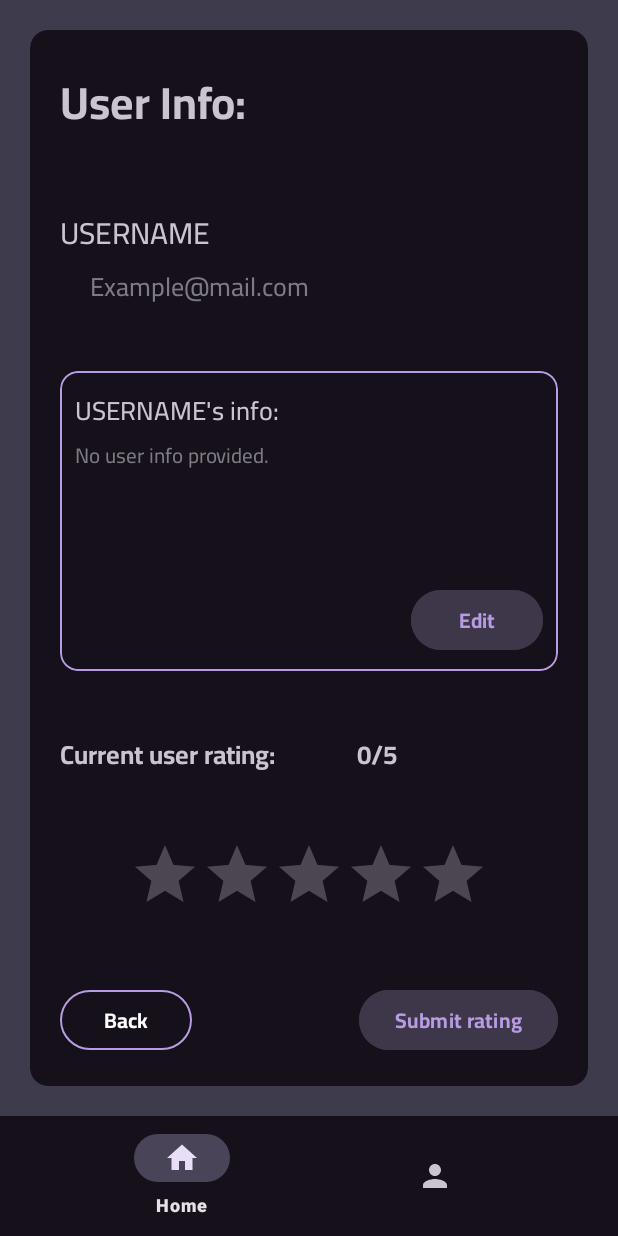
After one commit to 50t0r25/RiiDE-prototype, an Android app: the fragment UserInfoFragment placed in its activity, on a phone screen of 412 x 824 dp. The commit adds this screen. Run offline under Robolectric (Android 15) with nearby library versions, the phone set to English and light mode, and no system bars; our stand-ins replace Firebase (no records; nobody signed in at launch, a user with empty details on screens opened directly); 3 statements that could not run were skipped.

Commit message:
Added a user info fragment that shows when usernames are clicked. note: still has no functionality

```diff
--- a/app/src/main/java/com/ryantest/prototype01/DisplayPassengersFragment.kt
+++ b/app/src/main/java/com/ryantest/prototype01/DisplayPassengersFragment.kt
@@ -35,7 +35,8 @@ class DisplayPassengersFragment(private val tripID: String) : Fragment(R.layout.
         // Will be used inside the adapter as a click listener to load X passenger's profile
         fun onListItemClick(position: Int) {
             // TODO: Load passenger's profile
-            // (activity as MainActivity).replaceCurrentFragment(UserInfoFragment(passengersList[position].ID))
+            (activity as MainActivity).replaceCurrentFragment(UserInfoFragment())
+            // passengersList[position].ID
         }
 
         backButton.setOnClickListener {
--- a/app/src/main/java/com/ryantest/prototype01/PassengersAdapter.kt
+++ b/app/src/main/java/com/ryantest/prototype01/PassengersAdapter.kt
@@ -1,5 +1,7 @@
 package com.ryantest.prototype01
 
+import android.text.SpannableString
+import android.text.style.UnderlineSpan
 import android.view.LayoutInflater
 import android.view.ViewGroup
 import androidx.recyclerview.widget.RecyclerView
@@ -19,7 +21,10 @@ class PassengersAdapter(var passengerItems: List<PassengerItem>,private val onIt
     override fun onBindViewHolder(holder: PassengersViewHolder, position: Int) {
         holder.binding.apply {
 
-            passengerNameTv.text = passengerItems[position].username
+            // Display underlined passenger username
+            val usernameSpannableString = SpannableString(passengerItems[position].username)
+            usernameSpannableString.setSpan(UnderlineSpan(), 0, usernameSpannableString.length, 0)
+            passengerNameTv.text = usernameSpannableString
 
             passengerNameTv.setOnClickListener {
                 onItemClicked(position)
--- a/app/src/main/java/com/ryantest/prototype01/TripDetailsFragment.kt
+++ b/app/src/main/java/com/ryantest/prototype01/TripDetailsFragment.kt
@@ -1,6 +1,8 @@
 package com.ryantest.prototype01
 
 import android.os.Bundle
+import android.text.SpannableString
+import android.text.style.UnderlineSpan
 import android.view.View
 import android.widget.Button
 import android.widget.TextView
@@ -109,11 +111,25 @@ class TripDetailsFragment(private val tripID: String) : Fragment(R.layout.fragme
                 destinationTv.text = tripData["destination"].toString()
 
                 // If the user is the driver, adds "(You)" next to their username
+                var newDriverUsername = ""
                 if (isDriver) {
-                    driverUsernameTv.text = driver["username"].toString().plus(" (You)")
+                    newDriverUsername = driver["username"].toString().plus(" (You)")
                 } else {
-                    driverUsernameTv.text = driver["username"].toString()
+                    newDriverUsername = driver["username"].toString()
                 }
+
+                // This spannableString will make the driver's username underlined
+                val usernameSpannableString = SpannableString(newDriverUsername)
+                usernameSpannableString.setSpan(UnderlineSpan(), 0, usernameSpannableString.length, 0)
+                driverUsernameTv.text = usernameSpannableString
+
+                // Set listener to open driver's info when their username is clicked
+                driverUsernameTv.setOnClickListener {
+                    // TODO: Load driver's profile
+                    (activity as MainActivity).replaceCurrentFragment(UserInfoFragment())
+                    // driver["userID"]
+                }
+
                 seatsLeftTv.text = "${(tripData["maxPassengers"].toString().toInt()) - seatsLeft}/${tripData["maxPassengers"]}".plus(seatsFull)
                 priceTv.text = tripData["price"].toString().plus(" DZD")
 
--- /dev/null
+++ b/app/src/main/java/com/ryantest/prototype01/UserInfoFragment.kt
@@ -0,0 +1,14 @@
+package com.ryantest.prototype01
+
+import android.os.Bundle
+import android.view.View
+import androidx.fragment.app.Fragment
+
+class UserInfoFragment : Fragment(R.layout.fragment_user_info) {
+
+    override fun onViewCreated(view: View, savedInstanceState: Bundle?) {
+        super.onViewCreated(view, savedInstanceState)
+
+
+    }
+}
--- /dev/null
+++ b/app/src/main/res/layout/fragment_user_info.xml
@@ -0,0 +1,235 @@
+<?xml version="1.0" encoding="utf-8"?>
+<androidx.constraintlayout.widget.ConstraintLayout xmlns:android="http://schemas.android.com/apk/res/android"
+    xmlns:app="http://schemas.android.com/apk/res-auto"
+    xmlns:tools="http://schemas.android.com/tools"
+    android:layout_width="match_parent"
+    android:layout_height="match_parent"
+    android:padding="20dp">
+
+    <com.google.android.material.card.MaterialCardView
+        style="?attr/materialCardViewFilledStyle"
+        android:layout_width="match_parent"
+        android:layout_height="match_parent"
+        app:cardBackgroundColor="@color/card_bg"
+        tools:layout_editor_absoluteX="20dp"
+        tools:layout_editor_absoluteY="20dp">
+
+        <androidx.constraintlayout.widget.ConstraintLayout
+            android:layout_width="match_parent"
+            android:layout_height="match_parent"
+            android:padding="20dp">
+
+            <TextView
+                android:id="@+id/textView7"
+                android:layout_width="match_parent"
+                android:layout_height="wrap_content"
+                android:fontFamily="@font/cairo_bold"
+                android:text="User Info:"
+                android:textSize="30sp"
+                app:layout_constraintEnd_toEndOf="parent"
+                app:layout_constraintStart_toStartOf="parent"
+                app:layout_constraintTop_toTopOf="parent" />
+
+            <LinearLayout
+                android:id="@+id/linearLayout2"
+                android:layout_width="match_parent"
+                android:layout_height="wrap_content"
+                android:orientation="vertical"
+                app:layout_constraintBottom_toTopOf="@+id/itemTripCard"
+                app:layout_constraintEnd_toEndOf="parent"
+                app:layout_constraintHorizontal_bias="0.5"
+                app:layout_constraintStart_toStartOf="parent"
+                app:layout_constraintTop_toBottomOf="@+id/textView7">
+
+
+                <TextView
+                    android:id="@+id/userInfoUsernameTv"
+                    android:layout_width="match_parent"
+                    android:layout_height="wrap_content"
+                    android:fontFamily="@font/cairo_medium"
+                    android:text="USERNAME"
+                    android:textSize="20sp" />
+
+                <TextView
+                    android:id="@+id/userInfoEmailTv"
+                    android:layout_width="match_parent"
+                    android:layout_height="wrap_content"
+                    android:fontFamily="@font/cairo_medium"
+                    android:paddingStart="20dp"
+                    android:text="Example@mail.com"
+                    android:textColor="@color/secondary_text"
+                    android:textSize="17sp" />
+            </LinearLayout>
+
+            <Button
+                android:id="@+id/UserInfoBackButton"
+                style="?attr/materialButtonOutlinedStyle"
+                android:layout_width="wrap_content"
+                android:layout_height="wrap_content"
+                android:fontFamily="@font/cairo_bold"
+                android:text="Back"
+                android:textColor="@color/white"
+                app:layout_constraintBottom_toBottomOf="parent"
+                app:layout_constraintStart_toStartOf="parent"
+                app:strokeColor="@color/text_color01" />
+
+            <Button
+                android:id="@+id/userInfoSubmitRatingButton"
+                style="@style/Widget.Material3.Button.TonalButton"
+                android:layout_width="wrap_content"
+                android:layout_height="wrap_content"
+                android:backgroundTint="@color/main_button_color"
+                android:fontFamily="@font/cairo_bold"
+                android:text="Submit rating"
+                android:textColor="@color/text_color01"
+                app:layout_constraintBottom_toBottomOf="parent"
+                app:layout_constraintEnd_toEndOf="parent" />
+
+            <RatingBar
+                android:id="@+id/userInfoRatingBar"
+                android:layout_width="wrap_content"
+                android:layout_height="wrap_content"
+                android:contentDescription="User rating bar"
+                android:numStars="5"
+                android:rating="0"
+                app:layout_constraintBottom_toTopOf="@+id/UserInfoBackButton"
+                app:layout_constraintEnd_toEndOf="parent"
+                app:layout_constraintHorizontal_bias="0.5"
+                app:layout_constraintStart_toStartOf="parent"
+                app:layout_constraintTop_toBottomOf="@+id/textView15" />
+
+            <com.google.android.material.card.MaterialCardView
+                android:id="@+id/itemTripCard"
+                android:layout_width="match_parent"
+                android:layout_height="200dp"
+                app:cardBackgroundColor="@color/card_bg"
+                app:layout_constraintBottom_toTopOf="@+id/textView15"
+                app:layout_constraintEnd_toEndOf="parent"
+                app:layout_constraintHeight_percent=".2"
+                app:layout_constraintHorizontal_bias="0.5"
+                app:layout_constraintStart_toStartOf="parent"
+                app:layout_constraintTop_toBottomOf="@+id/linearLayout2"
+                app:strokeColor="@color/text_color01">
+
+                <androidx.constraintlayout.widget.ConstraintLayout
+                    android:layout_width="match_parent"
+                    android:layout_height="match_parent"
+                    android:padding="10dp">
+
+                    <TextView
+                        android:id="@+id/userInfoSmallTitleTv"
+                        android:layout_width="match_parent"
+                        android:layout_height="wrap_content"
+                        android:fontFamily="@font/cairo_medium"
+                        android:text="USERNAME's info:"
+                        android:textSize="17sp"
+                        app:layout_constraintEnd_toEndOf="parent"
+                        app:layout_constraintStart_toStartOf="parent"
+                        app:layout_constraintTop_toTopOf="parent" />
+
+                    <ScrollView
+                        android:id="@+id/scrollView2"
+                        android:layout_width="0dp"
+                        android:layout_height="0dp"
+                        android:layout_marginBottom="10dp"
+                        app:layout_constraintBottom_toTopOf="@+id/constraintLayout6"
+                        app:layout_constraintEnd_toEndOf="parent"
+                        app:layout_constraintStart_toStartOf="parent"
+                        app:layout_constraintTop_toBottomOf="@+id/userInfoSmallTitleTv">
+
+                        <androidx.constraintlayout.widget.ConstraintLayout
+                            android:layout_width="match_parent"
+                            android:layout_height="wrap_content">
+
+                            <TextView
+                                android:id="@+id/userInfoTv"
+                                android:layout_width="0dp"
+                                android:layout_height="wrap_content"
+                                android:fontFamily="@font/cairo_medium"
+                                android:text="No user info provided."
+                                android:textColor="@color/secondary_text"
+                                android:visibility="visible"
+                                app:layout_constraintBottom_toBottomOf="parent"
+                                app:layout_constraintEnd_toEndOf="parent"
+                                app:layout_constraintStart_toStartOf="parent"
+                                app:layout_constraintTop_toTopOf="parent" />
+
+                            <com.google.android.material.textfield.TextInputLayout
+                                style="@style/Widget.MaterialComponents.TextInputLayout.OutlinedBox"
+                                android:layout_width="match_parent"
+                                android:layout_height="wrap_content"
+                                android:visibility="gone"
+                                app:layout_constraintBottom_toBottomOf="parent"
+                                app:layout_constraintEnd_toEndOf="parent"
+                                app:layout_constraintStart_toStartOf="parent"
+                                app:layout_constraintTop_toTopOf="parent">
+
+                                <com.google.android.material.textfield.TextInputEditText
+                                    android:id="@+id/newInfoEt"
+                                    android:layout_width="match_parent"
+                                    android:layout_height="match_parent"
+                                    android:inputType="textMultiLine" />
+
+                            </com.google.android.material.textfield.TextInputLayout>
+
+                        </androidx.constraintlayout.widget.ConstraintLayout>
+                    </ScrollView>
+
+                    <androidx.constraintlayout.widget.ConstraintLayout
+                        android:id="@+id/constraintLayout6"
+                        android:layout_width="match_parent"
+                        android:layout_height="wrap_content"
+                        app:layout_constraintBottom_toBottomOf="parent"
+                        app:layout_constraintEnd_toEndOf="parent"
+                        app:layout_constraintStart_toStartOf="parent">
+
+                        <Button
+                            android:id="@+id/editSaveInfoButton"
+                            style="@style/Widget.Material3.Button.TonalButton"
+                            android:layout_width="wrap_content"
+                            android:layout_height="wrap_content"
+                            android:backgroundTint="@color/main_button_color"
+                            android:fontFamily="@font/cairo_bold"
+                            android:text="Edit"
+                            android:textColor="@color/text_color01"
+                            app:layout_constraintBottom_toBottomOf="parent"
+                            app:layout_constraintEnd_toEndOf="parent" />
+
+                    </androidx.constraintlayout.widget.ConstraintLayout>
+
+                </androidx.constraintlayout.widget.ConstraintLayout>
+
+            </com.google.android.material.card.MaterialCardView>
+
+            <TextView
+                android:id="@+id/textView15"
+                android:layout_width="198dp"
+                android:layout_height="wrap_content"
+                android:fontFamily="@font/cairo_bold"
+                android:text="Current user rating:"
+                android:textSize="17sp"
+                app:layout_constraintBottom_toTopOf="@+id/userInfoRatingBar"
+                app:layout_constraintEnd_toStartOf="@+id/userCurrentRatingTv"
+                app:layout_constraintHorizontal_bias="0.5"
+                app:layout_constraintStart_toStartOf="parent"
+                app:layout_constraintTop_toBottomOf="@+id/itemTripCard" />
+
+            <TextView
+                android:id="@+id/userCurrentRatingTv"
+                android:layout_width="0dp"
+                android:layout_height="wrap_content"
+                android:fontFamily="@font/cairo_bold"
+                android:text="0/5"
+                android:textSize="17sp"
+                app:layout_constraintBottom_toBottomOf="@+id/textView15"
+                app:layout_constraintEnd_toEndOf="parent"
+                app:layout_constraintHorizontal_bias="0.5"
+                app:layout_constraintHorizontal_weight="1"
+                app:layout_constraintStart_toEndOf="@+id/textView15"
+                app:layout_constraintTop_toTopOf="@+id/textView15" />
+
+        </androidx.constraintlayout.widget.ConstraintLayout>
+
+    </com.google.android.material.card.MaterialCardView>
+
+</androidx.constraintlayout.widget.ConstraintLayout>
--- a/app/src/main/res/values/colors.xml
+++ b/app/src/main/res/values/colors.xml
@@ -7,6 +7,7 @@
     <color name="teal_700">#FF018786</color>
     <color name="black">#FF000000</color>
     <color name="white">#FFFFFFFF</color>
+    <color name="secondary_text">#7D7A83</color>
     <color name="background_color">#3E3C4C</color>
     <color name="card_bg">#151019</color>
     <color name="main_button_color">#3E3749</color>
```
